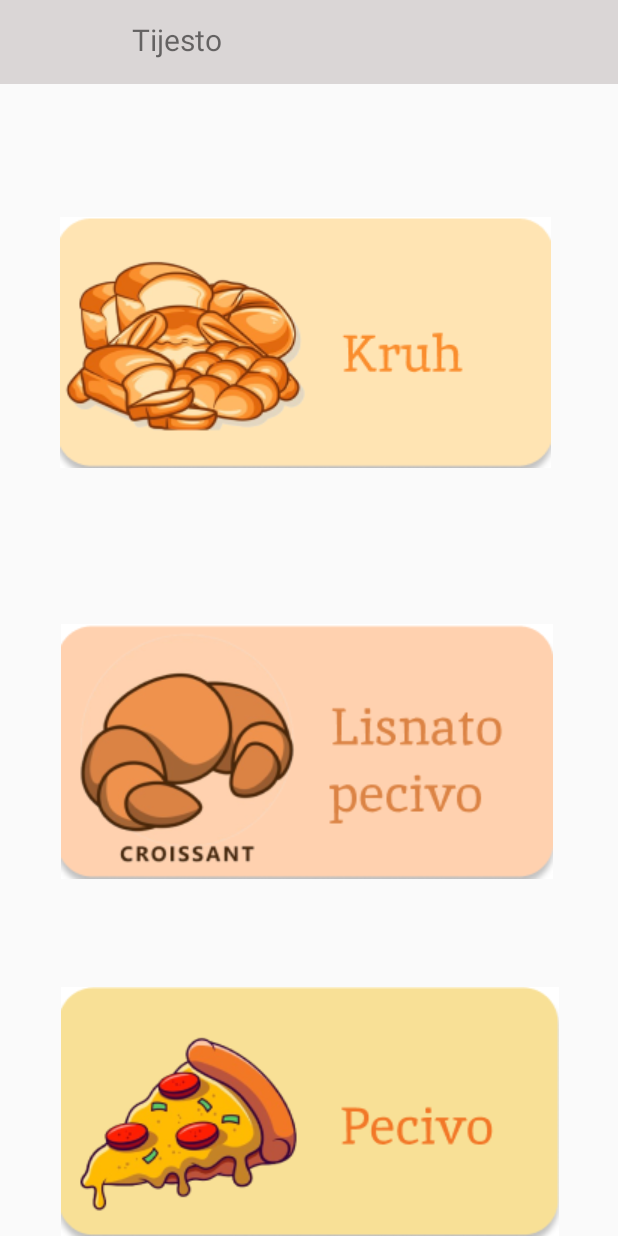
After one commit to CaniTanushaj/RNMA, an Android app: the layout pastry_activty.xml on its own in the app's theme, with its tools: preview values and no code run, on a phone screen of 412 x 824 dp. The commit adds this screen. Run offline under Robolectric (Android 15) with nearby library versions, the phone set to English and light mode, and no system bars.

Commit message:
added pastry page

```diff
--- /dev/null
+++ b/app/src/main/java/ba/fsre/bakeryapp/PastryActivity.java
@@ -0,0 +1,51 @@
+package ba.fsre.bakeryapp;
+
+import android.os.Bundle;
+import android.view.View;
+import android.widget.ImageView;
+import android.widget.Toast;
+
+import androidx.appcompat.widget.Toolbar;
+
+import androidx.appcompat.app.AppCompatActivity;
+
+public class PastryActivity extends AppCompatActivity {
+
+    protected void onCreate(Bundle savedInstanceState) {
+        super.onCreate(savedInstanceState);
+        setContentView(R.layout.pastry_activty);
+
+        Toolbar toolbar = findViewById(R.id.toolbar);
+        setSupportActionBar(toolbar);
+
+        ImageView kruhImg = findViewById(R.id.kruhImg);
+        ImageView lisnatoImg = findViewById(R.id.lisnatoImg);
+        ImageView pecivoImg = findViewById(R.id.pecivoImg);
+
+        kruhImg.setOnClickListener(new View.OnClickListener() {
+            @Override
+            public void onClick(View v) {
+                showToast("Kliknuli ste na prvi ImageView");
+            }
+        });
+
+        lisnatoImg.setOnClickListener(new View.OnClickListener() {
+            @Override
+            public void onClick(View v) {
+                showToast("Kliknuli ste na drugi ImageView");
+            }
+        });
+
+        pecivoImg.setOnClickListener(new View.OnClickListener() {
+            @Override
+            public void onClick(View v) {
+                showToast("Kliknuli ste na treći ImageView");
+            }
+        });
+    }
+
+    // Pomoćna metoda za prikazivanje Toast poruke
+    private void showToast(String message) {
+        Toast.makeText(this, message, Toast.LENGTH_SHORT).show();
+    }
+}
--- /dev/null
+++ b/app/src/main/res/layout/pastry_activty.xml
@@ -0,0 +1,77 @@
+<?xml version="1.0" encoding="utf-8"?>
+<androidx.constraintlayout.widget.ConstraintLayout xmlns:android="http://schemas.android.com/apk/res/android"
+    xmlns:app="http://schemas.android.com/apk/res-auto"
+    xmlns:tools="http://schemas.android.com/tools"
+    android:layout_width="match_parent"
+    android:layout_height="match_parent">
+
+    <androidx.appcompat.widget.Toolbar
+        android:id="@+id/toolbar"
+        android:layout_width="match_parent"
+        android:layout_height="?attr/actionBarSize"
+        android:background="#DAD6D6"
+        app:layout_constraintStart_toStartOf="parent"
+        app:layout_constraintTop_toTopOf="parent"
+        app:popupTheme="@style/ThemeOverlay.AppCompat.Light" />
+
+    <ImageButton
+        android:id="@+id/menuButton"
+        android:layout_width="wrap_content"
+        android:layout_height="64dp"
+        android:visibility="invisible"
+        app:layout_constraintStart_toStartOf="@+id/toolbar"
+        app:layout_constraintTop_toTopOf="parent"
+        app:srcCompat="@android:drawable/ic_menu_sort_by_size" />
+
+    <TextView
+        android:id="@+id/textView2"
+        android:layout_width="wrap_content"
+        android:layout_height="wrap_content"
+        android:layout_alignBottom="@+id/menuButton"
+        android:layout_alignParentEnd="true"
+        android:layout_marginStart="88dp"
+        android:text="Tijesto"
+        android:textColorHint="#FFFFFF"
+        android:textSize="20sp"
+        app:layout_constraintBottom_toBottomOf="@+id/toolbar"
+        app:layout_constraintStart_toStartOf="@+id/toolbar"
+        app:layout_constraintTop_toTopOf="@+id/toolbar"
+        app:layout_constraintVertical_bias="0.432" />
+
+    <ImageView
+        android:id="@+id/kruhImg"
+        android:layout_width="wrap_content"
+        android:layout_height="wrap_content"
+        app:layout_constraintBottom_toTopOf="@+id/lisnatoImg"
+        app:layout_constraintEnd_toEndOf="parent"
+        app:layout_constraintHorizontal_bias="0.476"
+        app:layout_constraintStart_toStartOf="parent"
+        app:layout_constraintTop_toBottomOf="@+id/toolbar"
+        app:layout_constraintVertical_bias="0.46"
+        app:srcCompat="@drawable/kruh" />
+
+    <ImageView
+        android:id="@+id/lisnatoImg"
+        android:layout_width="wrap_content"
+        android:layout_height="wrap_content"
+        android:layout_marginBottom="72dp"
+        app:layout_constraintBottom_toTopOf="@+id/pecivoImg"
+        app:layout_constraintEnd_toEndOf="parent"
+        app:layout_constraintHorizontal_bias="0.481"
+        app:layout_constraintStart_toStartOf="parent"
+        app:srcCompat="@drawable/snimka_zaslona_2024_01_15_183845" />
+
+    <ImageView
+        android:id="@+id/pecivoImg"
+        android:layout_width="wrap_content"
+        android:layout_height="wrap_content"
+        app:layout_constraintEnd_toEndOf="parent"
+        app:layout_constraintHorizontal_bias="0.506"
+        app:layout_constraintStart_toStartOf="parent"
+        app:layout_constraintBottom_toBottomOf="parent"
+        app:srcCompat="@drawable/snimka_zaslona_2024_01_15_184434"
+        tools:layout_editor_absoluteY="495dp" />
+
+
+
+</androidx.constraintlayout.widget.ConstraintLayout>
```
Also changed, not shown: app/src/main/java/ba/fsre/bakeryapp/ProfileActivity.java (+13 -14 lines), app/src/main/res/drawable/kruh.png (added), app/src/main/res/drawable/snimka_zaslona_2024_01_15_183845.png (added), app/src/main/res/drawable/snimka_zaslona_2024_01_15_184434.png (added).
